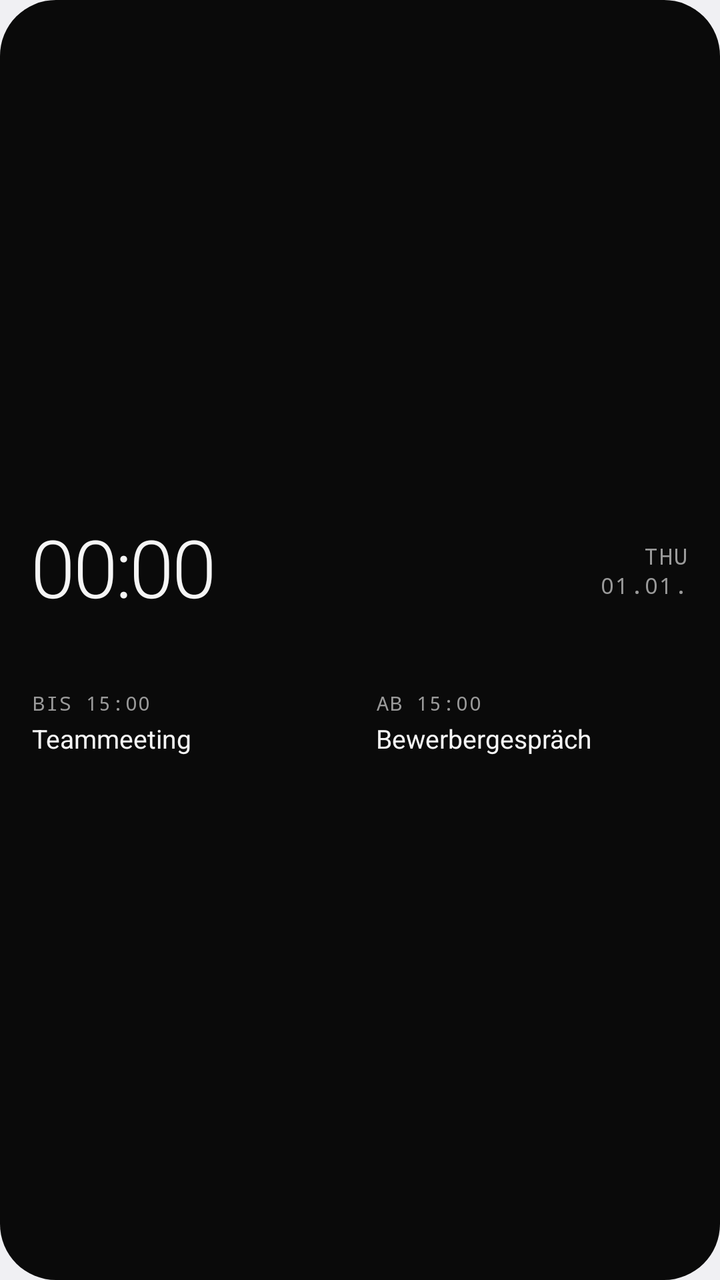
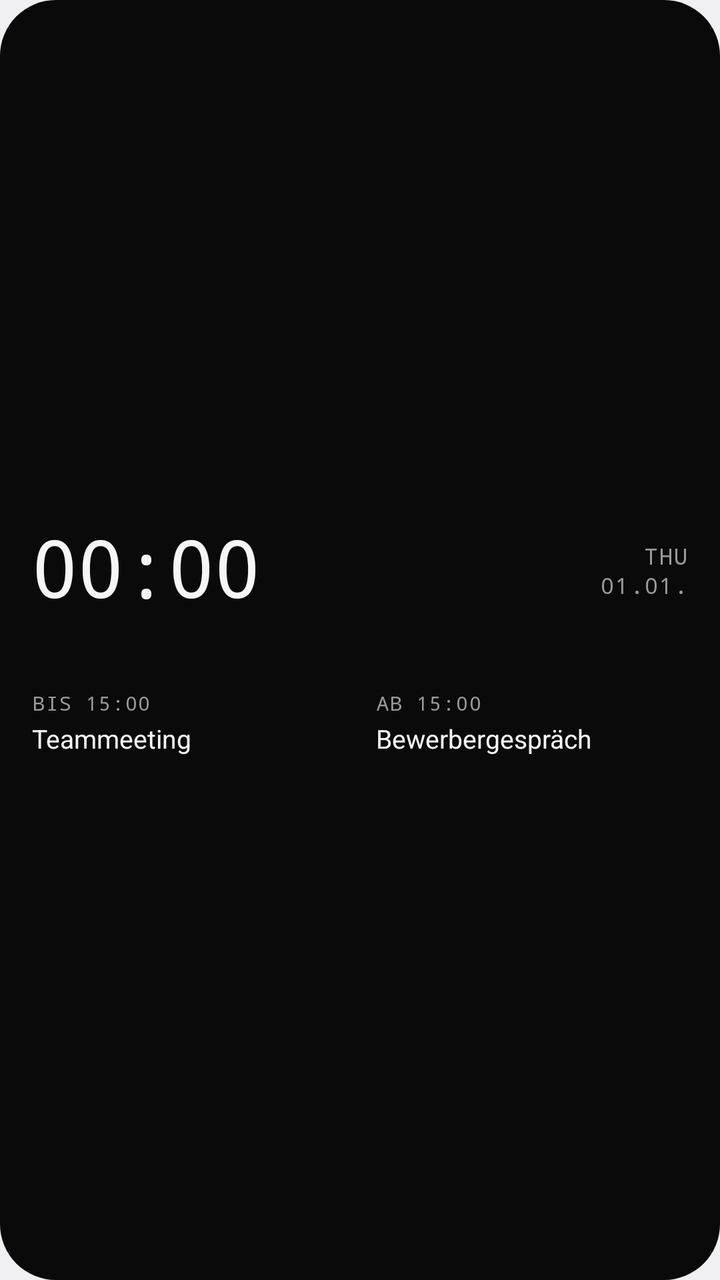

Two renders of the same Android screen: before a commit and after it. Below are the layout's source before the change and the commit's diff.
<!-- AndroidManifest.xml: application theme android:Theme.DeviceDefault.DayNight -->
<!-- res/layout/widget_day_bar.xml -->
<?xml version="1.0" encoding="utf-8"?>
<FrameLayout xmlns:android="http://schemas.android.com/apk/res/android"
    android:id="@android:id/background"
    android:layout_width="match_parent"
    android:layout_height="match_parent">

    <ImageView
        android:id="@+id/db_bg_fill"
        android:layout_width="match_parent"
        android:layout_height="match_parent"
        android:importantForAccessibility="no"
        android:scaleType="fitXY"
        android:src="@drawable/widget_shape"
        android:tint="@color/mono_bg_solid" />

    <ImageView
        android:id="@+id/db_bg_stroke"
        android:layout_width="match_parent"
        android:layout_height="match_parent"
        android:importantForAccessibility="no"
        android:scaleType="fitXY"
        android:src="@drawable/widget_stroke"
        android:visibility="gone" />

    <LinearLayout
        android:layout_width="match_parent"
        android:layout_height="match_parent"
        android:orientation="vertical"
        android:paddingStart="16dp"
        android:paddingTop="12dp"
        android:paddingEnd="16dp"
        android:paddingBottom="12dp">

        
        <FrameLayout
            android:layout_width="match_parent"
            android:layout_height="0dp"
            android:layout_weight="1" />

        
        <LinearLayout
            android:layout_width="match_parent"
            android:layout_height="wrap_content"
            android:gravity="center_vertical"
            android:orientation="horizontal">

            <TextClock
                android:id="@+id/db_clock"
                android:layout_width="wrap_content"
                android:layout_height="wrap_content"
                android:fontFamily="sans-serif-light"
                android:fontFeatureSettings="tnum"
                android:format12Hour="HH:mm"
                android:format24Hour="HH:mm"
                android:includeFontPadding="false"
                android:letterSpacing="-0.03"
                android:textColor="@color/mono_text"
                android:textSize="40sp" />

            <FrameLayout
                android:layout_width="0dp"
                android:layout_height="wrap_content"
                android:layout_weight="1" />

            
            <LinearLayout
                android:layout_width="wrap_content"
                android:layout_height="wrap_content"
                android:gravity="end"
                android:orientation="vertical">

                <TextClock
                    android:id="@+id/db_weekday"
                    android:layout_width="wrap_content"
                    android:layout_height="wrap_content"
                    android:fontFamily="monospace"
                    android:format12Hour="EEE"
                    android:format24Hour="EEE"
                    android:letterSpacing="0.06"
                    android:textAllCaps="true"
                    android:textColor="@color/mono_muted_solid"
                    android:textSize="11sp" />

                <TextClock
                    android:id="@+id/db_date"
                    android:layout_width="wrap_content"
                    android:layout_height="wrap_content"
                    android:fontFamily="monospace"
                    android:format12Hour="dd.MM."
                    android:format24Hour="dd.MM."
                    android:letterSpacing="0.06"
                    android:textAllCaps="true"
                    android:textColor="@color/mono_muted_solid"
                    android:textSize="11sp" />

                
                <LinearLayout
                    android:id="@+id/db_allday_row"
                    android:layout_width="wrap_content"
                    android:layout_height="wrap_content"
                    android:layout_marginTop="2dp"
                    android:gravity="center_vertical"
                    android:orientation="horizontal"
                    android:visibility="gone">

                    <ImageView
                        android:id="@+id/db_allday_ring"
                        android:layout_width="6dp"
                        android:layout_height="6dp"
                        android:importantForAccessibility="no"
                        android:src="@drawable/ring"
                        android:tint="@color/mono_muted_solid" />

                    <TextView
                        android:id="@+id/db_allday_title"
                        android:layout_width="wrap_content"
                        android:layout_height="wrap_content"
                        android:layout_marginStart="5dp"
                        android:ellipsize="end"
                        android:maxLines="1"
                        android:maxWidth="100dp"
                        android:text="Feiertag"
                        android:textColor="@color/mono_text"
                        android:textSize="11sp" />

                    <TextView
                        android:id="@+id/db_allday_count"
                        android:layout_width="wrap_content"
                        android:layout_height="wrap_content"
                        android:layout_marginStart="4dp"
                        android:fontFamily="monospace"
                        android:maxLines="1"
                        android:text="+1"
                        android:textColor="@color/mono_muted_solid"
                        android:textSize="10sp"
                        android:visibility="gone" />
                </LinearLayout>
            </LinearLayout>
        </LinearLayout>

        
        <ImageView
            android:id="@+id/db_timeline"
            android:layout_width="match_parent"
            android:layout_height="28dp"
            android:layout_marginTop="4dp"
            android:importantForAccessibility="no"
            android:scaleType="fitXY" />

        
        <LinearLayout
            android:layout_width="match_parent"
            android:layout_height="wrap_content"
            android:layout_marginTop="4dp"
            android:orientation="horizontal">

            
            <LinearLayout
                android:id="@+id/db_footer_left"
                android:layout_width="0dp"
                android:layout_height="wrap_content"
                android:layout_weight="1"
                android:orientation="vertical">

                <TextView
                    android:id="@+id/db_current_label"
                    android:layout_width="wrap_content"
                    android:layout_height="wrap_content"
                    android:fontFamily="monospace"
                    android:letterSpacing="0.06"
                    android:maxLines="1"
                    android:text="BIS 15:00"
                    android:textColor="@color/mono_muted_solid"
                    android:textSize="10sp" />

                <TextView
                    android:id="@+id/db_current_title"
                    android:layout_width="match_parent"
                    android:layout_height="wrap_content"
                    android:layout_marginTop="2dp"
                    android:ellipsize="end"
                    android:maxLines="1"
                    android:text="Teammeeting"
                    android:textColor="@color/mono_text"
                    android:textSize="13sp" />
            </LinearLayout>

            
            <LinearLayout
                android:id="@+id/db_footer_right"
                android:layout_width="0dp"
                android:layout_height="wrap_content"
                android:layout_weight="1"
                android:layout_marginStart="16dp"
                android:orientation="vertical">

                <TextView
                    android:id="@+id/db_next_label"
                    android:layout_width="match_parent"
                    android:layout_height="wrap_content"
                    android:ellipsize="end"
                    android:fontFamily="monospace"
                    android:letterSpacing="0.06"
                    android:maxLines="1"
                    android:text="AB 15:00"
                    android:textColor="@color/mono_muted_solid"
                    android:textSize="10sp" />

                <TextView
                    android:id="@+id/db_next_title"
                    android:layout_width="match_parent"
                    android:layout_height="wrap_content"
                    android:layout_marginTop="2dp"
                    android:ellipsize="end"
                    android:maxLines="1"
                    android:text="Bewerbergespräch"
                    android:textColor="@color/mono_text"
                    android:textSize="13sp" />
            </LinearLayout>
        </LinearLayout>

        
        
        <FrameLayout
            android:layout_width="match_parent"
            android:layout_height="0dp"
            android:layout_weight="1" />

    </LinearLayout>
</FrameLayout>
<!-- resources referenced by this layout -->
<resources>
  <color name="mono_bg_solid">#FF0A0A0A</color>
  <color name="mono_muted_solid">#FF9A9A9A</color>
  <color name="mono_text">#FFF5F5F5</color>
  <!-- drawable ring (drawable) -->
  <?xml version="1.0" encoding="utf-8"?>
  <shape xmlns:android="http://schemas.android.com/apk/res/android"
      android:shape="oval">
      <solid android:color="#00000000" />
      <stroke
          android:width="1.5dp"
          android:color="#FFFFFFFF" />
      <size
          android:width="7dp"
          android:height="7dp" />
  </shape>
  <!-- drawable widget_shape (drawable) -->
  <?xml version="1.0" encoding="utf-8"?>
  <shape xmlns:android="http://schemas.android.com/apk/res/android"
      android:shape="rectangle">
      <solid android:color="#FFFFFFFF" />
      <corners android:radius="@android:dimen/system_app_widget_background_radius" />
  </shape>
  <!-- drawable widget_stroke (drawable) -->
  <?xml version="1.0" encoding="utf-8"?>
  <shape xmlns:android="http://schemas.android.com/apk/res/android"
      android:shape="rectangle">
      <solid android:color="#00000000" />
      <stroke
          android:width="1dp"
          android:color="#29FFFFFF" />
      <corners android:radius="@android:dimen/system_app_widget_background_radius" />
  </shape>
</resources>

<!-- the commit's change to res/layout/widget_day_bar.xml (unified diff, before → after) -->
@@ -48,7 +48,7 @@
                 android:id="@+id/db_clock"
                 android:layout_width="wrap_content"
                 android:layout_height="wrap_content"
-                android:fontFamily="sans-serif-light"
+                android:fontFamily="monospace"
                 android:fontFeatureSettings="tnum"
                 android:format12Hour="HH:mm"
                 android:format24Hour="HH:mm"
